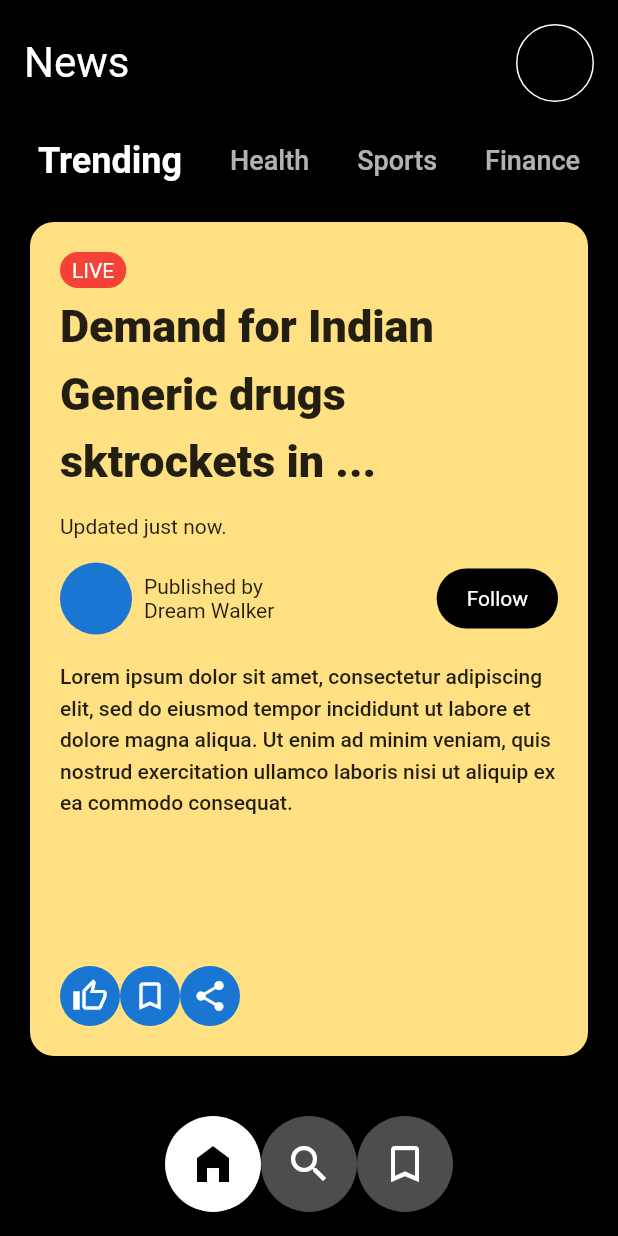
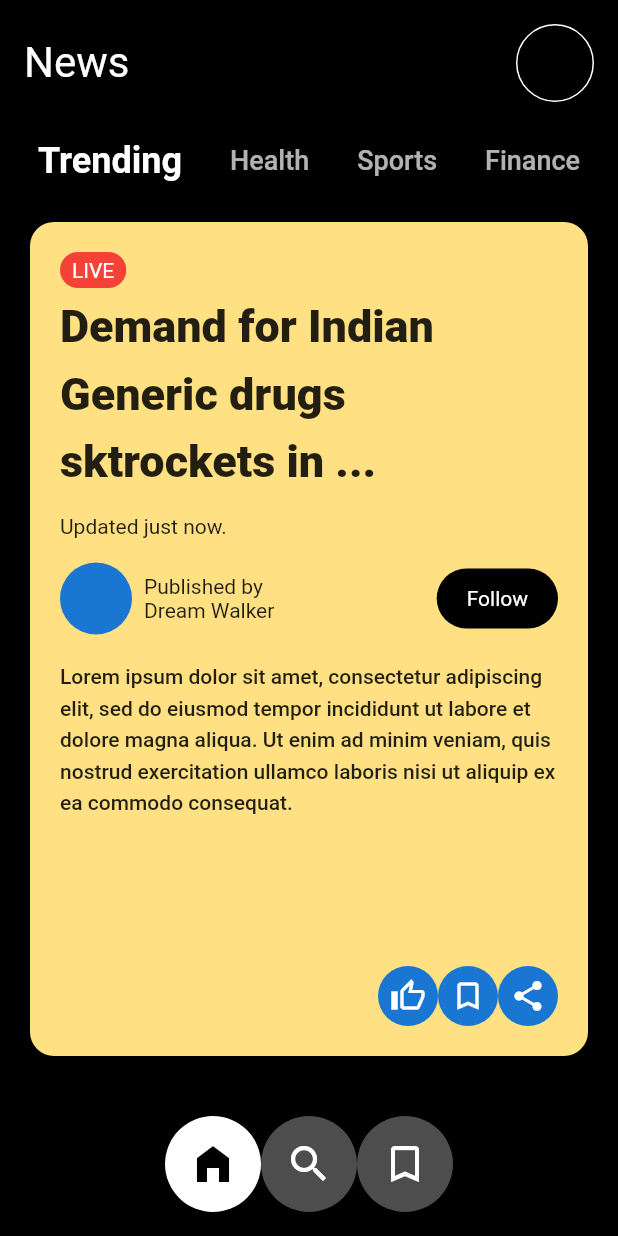
Before and after one commit to JAICHANGPARK/flutter_notebook_chapter_24, a Flutter app: the screen it shows after launch, on a phone screen of 412 x 824 dp. Run offline on Flutter 3.47's test engine with Material 2 defaults, Android fonts, the phone set to English and light mode, and no system bars; our stand-ins replace flutter_riverpod, freezed_annotation, go_router, google_fonts, ionicons, percent_indicator; missing offline and left inert: crypto_font_icons.

Commit message:
Update new_app_2_main_page.dart

```diff
--- a/lib/ep1399_news_app/view/new_app_2_main_page.dart
+++ b/lib/ep1399_news_app/view/new_app_2_main_page.dart
@@ -129,7 +129,7 @@ class _NewsApp2MainPageState extends State<NewsApp2MainPage> {
                                           ),
                                           Column(
                                             crossAxisAlignment: CrossAxisAlignment.start,
-                                            children: [
+                                            children: const [
                                               Text("Published by"),
                                               Text("Dream Walker"),
                                             ],
@@ -160,7 +160,9 @@ class _NewsApp2MainPageState extends State<NewsApp2MainPage> {
                                     ),
                                     Spacer(),
                                     Row(
-                                      children: [
+                                      crossAxisAlignment: CrossAxisAlignment.center,
+                                      mainAxisAlignment: MainAxisAlignment.end,
+                                      children: const [
                                         CircleAvatar(
                                           child: Icon(Icons.thumb_up_alt_outlined),
                                         ),
```
